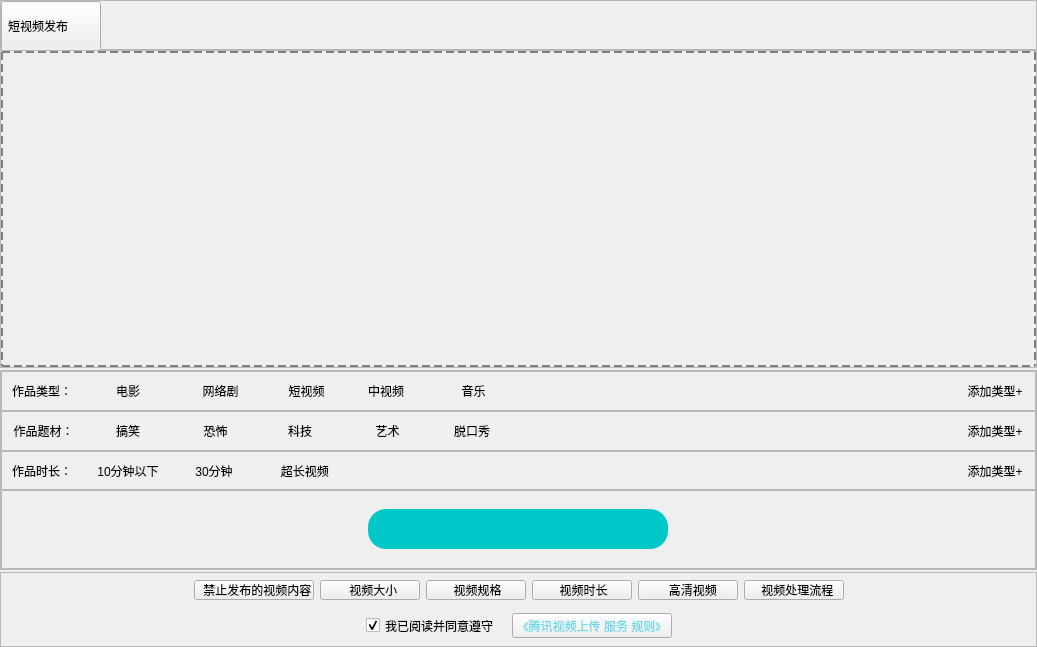
First picture: the form in VideoPlayer/creator/producer/Maker.ui, repository huizhang556/pc-video-player, before the edit.
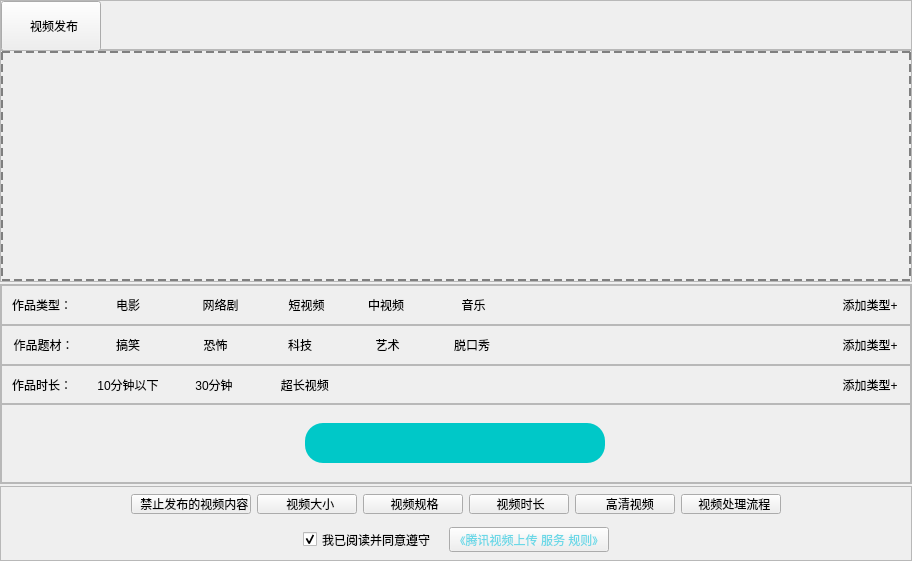
Second picture: the form after the edit. Icons and pictures are not drawn. Custom widgets are drawn as their Qt base class.

```diff
--- a/VideoPlayer/creator/producer/Maker.ui
+++ b/VideoPlayer/creator/producer/Maker.ui
@@ -6,8 +6,8 @@
    <rect>
     <x>0</x>
     <y>0</y>
-    <width>1037</width>
-    <height>647</height>
+    <width>912</width>
+    <height>561</height>
    </rect>
   </property>
   <property name="windowTitle">
@@ -84,13 +84,13 @@
           <property name="styleSheet">
            <string notr="true">QPushButton
 {
-text-align: left;
+text-align: center;
 padding-left: 6px;
 font: 400 16px &quot;微软雅黑&quot;;
 }</string>
           </property>
           <property name="text">
-           <string>短视频发布</string>
+           <string>视频发布</string>
           </property>
          </widget>
         </item>
```
Left out of the diff: 2 changed lines with no effect on the pictures.
